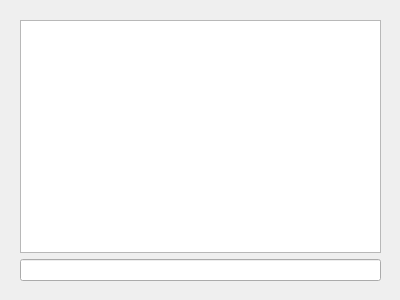
This is widgets/src/Console.ui in silkedit/silkedit as Qt 5 draws it before an edit. The edited form follows.
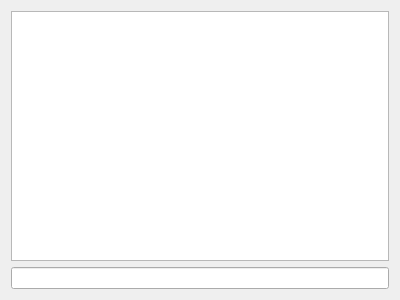
This is the edited form.

Commit message: Apply stylesheet to Console

Patch:
```diff
--- a/widgets/src/Console.ui
+++ b/widgets/src/Console.ui
@@ -10,15 +10,6 @@
     <height>300</height>
    </rect>
   </property>
-  <widget class="QWidget" name="verticalLayoutWidget">
-   <property name="geometry">
-    <rect>
-     <x>20</x>
-     <y>20</y>
-     <width>361</width>
-     <height>261</height>
-    </rect>
-   </property>
    <layout class="QVBoxLayout" name="layout">
     <item>
      <widget class="QTextBrowser" name="output"/>
@@ -27,7 +18,6 @@
      <widget class="QLineEdit" name="input"/>
     </item>
    </layout>
-  </widget>
  </widget>
  <resources/>
  <connections/>
```
Lines whose indentation alone changed are shown as unchanged. The commit also changes 5 other files.
